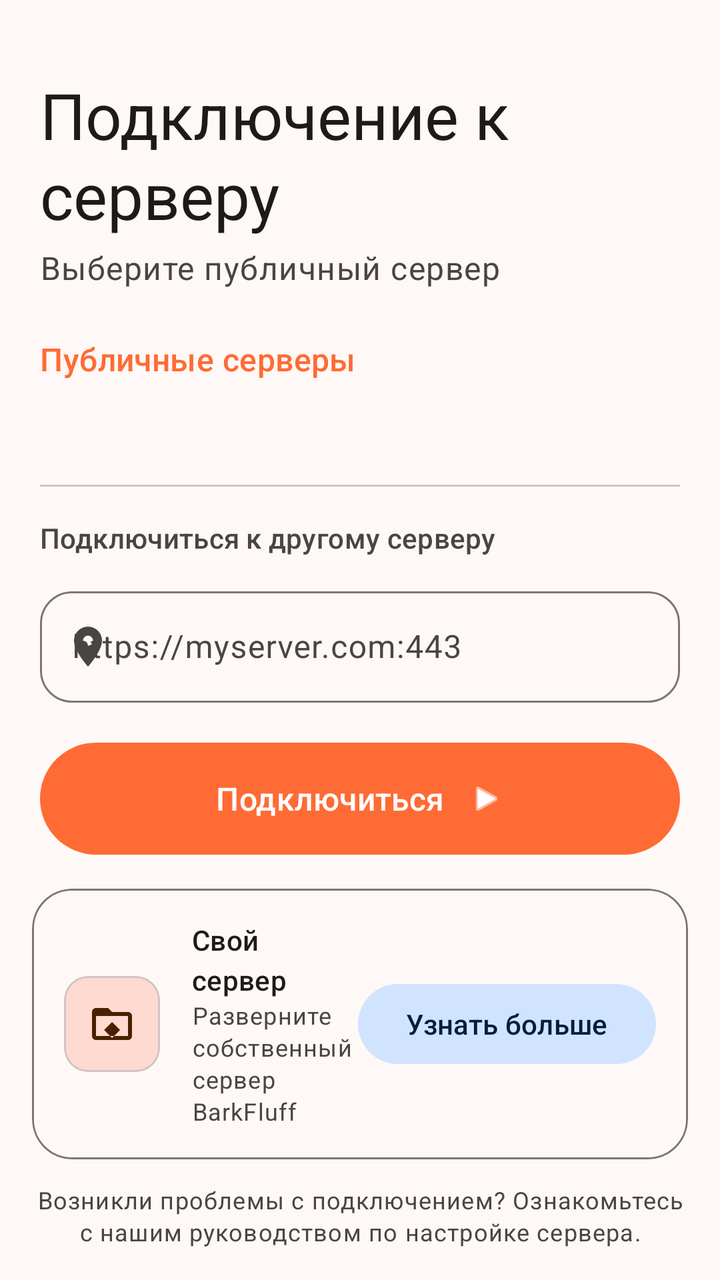
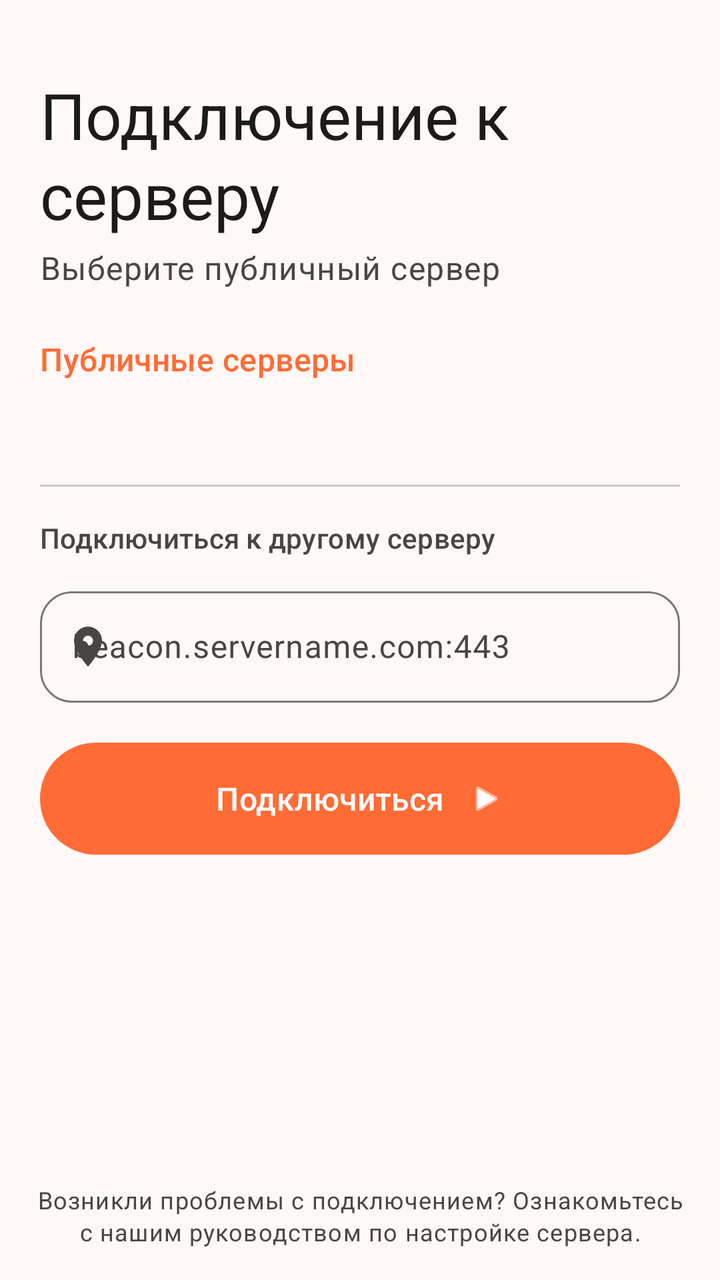

Compare the two renders of this Android layout. The source of the first and the diff that turns it into the second are given below.
<!-- AndroidManifest.xml: activity theme Theme.BarkfluffClientAndroid -->
<!-- res/layout/activity_select_server.xml -->
<?xml version="1.0" encoding="utf-8"?>
<androidx.constraintlayout.widget.ConstraintLayout xmlns:android="http://schemas.android.com/apk/res/android"
    xmlns:app="http://schemas.android.com/apk/res-auto"
    android:layout_width="match_parent"
    android:layout_height="match_parent"
    android:background="?attr/android:colorBackground"
    android:fitsSystemWindows="true">

    <androidx.core.widget.NestedScrollView
        android:layout_width="0dp"
        android:layout_height="0dp"
        android:fillViewport="true"
        app:layout_constraintBottom_toTopOf="@id/infoPanel"
        app:layout_constraintEnd_toEndOf="parent"
        app:layout_constraintStart_toStartOf="parent"
        app:layout_constraintTop_toTopOf="parent">

        <LinearLayout
            android:layout_width="match_parent"
            android:layout_height="wrap_content"
            android:orientation="vertical"
            android:padding="20dp">

            
            <TextView
                android:id="@+id/titleText"
                android:layout_width="wrap_content"
                android:layout_height="wrap_content"
                android:layout_marginTop="16dp"
                android:text="Подключение к серверу"
                android:textAppearance="?attr/textAppearanceHeadlineLarge"
                android:textColor="?attr/colorOnSurface" />

            
            <TextView
                android:id="@+id/subtitleText"
                android:layout_width="wrap_content"
                android:layout_height="wrap_content"
                android:layout_marginTop="4dp"
                android:layout_marginBottom="24dp"
                android:text="Выберите публичный сервер"
                android:textAppearance="?attr/textAppearanceBodyLarge"
                android:textColor="?attr/colorOnSurfaceVariant" />

            
            <TextView
                android:layout_width="wrap_content"
                android:layout_height="wrap_content"
                android:layout_marginBottom="12dp"
                android:text="Публичные серверы"
                android:textAppearance="?attr/textAppearanceTitleMedium"
                android:textColor="?attr/colorPrimary" />

            
            <androidx.recyclerview.widget.RecyclerView
                android:id="@+id/serverListRecyclerView"
                android:layout_width="match_parent"
                android:layout_height="wrap_content"
                android:layout_marginBottom="24dp"
                android:nestedScrollingEnabled="false"
                android:overScrollMode="never" />

            
            <com.google.android.material.progressindicator.CircularProgressIndicator
                android:id="@+id/loadingProgressBar"
                android:layout_width="wrap_content"
                android:layout_height="wrap_content"
                android:layout_gravity="center"
                android:layout_marginBottom="24dp"
                android:indeterminate="true"
                android:visibility="gone"
                app:indicatorColor="?attr/colorPrimary" />

            
            <com.google.android.material.divider.MaterialDivider
                android:layout_width="match_parent"
                android:layout_height="wrap_content"
                android:layout_marginVertical="16dp" />

            
            <TextView
                android:layout_width="wrap_content"
                android:layout_height="wrap_content"
                android:layout_marginBottom="12dp"
                android:text="Подключиться к другому серверу"
                android:textAppearance="?attr/textAppearanceTitleSmall"
                android:textColor="?attr/colorOnSurfaceVariant" />

            
            <com.google.android.material.textfield.TextInputLayout
                android:id="@+id/serverAddressInputLayout"
                style="@style/Widget.Material3.TextInputLayout.OutlinedBox"
                android:layout_width="match_parent"
                android:layout_height="wrap_content"
                android:layout_marginBottom="16dp"
                android:hint="https://myserver.com:443"
                app:boxCornerRadiusBottomEnd="16dp"
                app:boxCornerRadiusBottomStart="16dp"
                app:boxCornerRadiusTopEnd="16dp"
                app:boxCornerRadiusTopStart="16dp"
                app:startIconDrawable="@drawable/ic_location">

                <com.google.android.material.textfield.TextInputEditText
                    android:id="@+id/serverAddressEditText"
                    android:layout_width="match_parent"
                    android:layout_height="wrap_content"
                    android:inputType="textUri"
                    android:maxLines="1" />

            </com.google.android.material.textfield.TextInputLayout>

            
            <com.google.android.material.button.MaterialButton
                android:id="@+id/connectButton"
                android:layout_width="match_parent"
                android:layout_height="64dp"
                android:layout_marginBottom="24dp"
                android:text="Подключиться"
                android:textAllCaps="false"
                android:textAppearance="?attr/textAppearanceTitleMedium"
                app:cornerRadius="32dp"
                app:icon="@android:drawable/ic_media_play"
                app:iconGravity="textEnd"
                app:iconPadding="12dp" />

        </LinearLayout>

    </androidx.core.widget.NestedScrollView>

    
    <LinearLayout
        android:id="@+id/infoPanel"
        android:layout_width="0dp"
        android:layout_height="wrap_content"
        android:orientation="vertical"
        android:padding="16dp"
        app:layout_constraintBottom_toBottomOf="parent"
        app:layout_constraintEnd_toEndOf="parent"
        app:layout_constraintStart_toStartOf="parent">

        
        <com.google.android.material.card.MaterialCardView
            android:id="@+id/selfHostedCard"
            android:layout_width="match_parent"
            android:layout_height="wrap_content"
            android:layout_marginBottom="12dp"
            app:cardBackgroundColor="?attr/colorSurfaceContainerLow"
            app:cardCornerRadius="20dp"
            app:cardElevation="0dp"
            app:strokeColor="?attr/colorOutline"
            app:strokeWidth="1dp">

            <LinearLayout
                android:layout_width="match_parent"
                android:layout_height="wrap_content"
                android:gravity="center"
                android:orientation="horizontal"
                android:padding="16dp">

                <com.google.android.material.card.MaterialCardView
                    android:layout_width="48dp"
                    android:layout_height="48dp"
                    android:layout_marginEnd="16dp"
                    app:cardBackgroundColor="?attr/colorPrimaryContainer"
                    app:cardCornerRadius="12dp"
                    app:cardElevation="0dp">

                    <ImageView
                        android:layout_width="24dp"
                        android:layout_height="24dp"
                        android:layout_gravity="center"
                        android:src="@drawable/ic_download"
                        app:tint="?attr/colorOnPrimaryContainer" />

                </com.google.android.material.card.MaterialCardView>

                <LinearLayout
                    android:layout_width="0dp"
                    android:layout_height="wrap_content"
                    android:layout_weight="1"
                    android:orientation="vertical">

                    <TextView
                        android:layout_width="wrap_content"
                        android:layout_height="wrap_content"
                        android:text="Свой сервер"
                        android:textAppearance="?attr/textAppearanceTitleSmall"
                        android:textColor="?attr/colorOnSurface" />

                    <TextView
                        android:layout_width="wrap_content"
                        android:layout_height="wrap_content"
                        android:text="Разверните собственный сервер BarkFluff"
                        android:textAppearance="?attr/textAppearanceBodySmall"
                        android:textColor="?attr/colorOnSurfaceVariant" />

                </LinearLayout>

                <com.google.android.material.button.MaterialButton
                    android:id="@+id/selfHostedLink"
                    style="@style/Widget.Material3.Button.TonalButton"
                    android:layout_width="wrap_content"
                    android:layout_height="wrap_content"
                    android:text="Узнать больше"
                    android:textAllCaps="false" />

            </LinearLayout>

        </com.google.android.material.card.MaterialCardView>

        
        <TextView
            android:layout_width="match_parent"
            android:layout_height="wrap_content"
            android:gravity="center"
            android:text="Возникли проблемы с подключением? Ознакомьтесь с нашим руководством по настройке сервера."
            android:textAppearance="?attr/textAppearanceBodySmall"
            android:textColor="?attr/colorOnSurfaceVariant" />

    </LinearLayout>

</androidx.constraintlayout.widget.ConstraintLayout>
<!-- resources referenced by this layout -->
<resources>
  <!-- drawable ic_download (drawable) -->
  <?xml version="1.0" encoding="utf-8"?>
  <vector xmlns:android="http://schemas.android.com/apk/res/android"
      android:width="24dp"
      android:height="24dp"
      android:viewportWidth="24"
      android:viewportHeight="24">
      <path
          android:fillColor="?attr/colorOnSurface"
          android:pathData="M20,6h-8l-2,-2H4C2.9,4 2.01,4.9 2.01,6L2,18c0,1.1 0.9,2 2,2h16c1.1,0 2,-0.9 2,-2V8C22,6.9 21.1,6 20,6zM20,18H4V8h16V18zM12,11l4,4 -4,4 -4,-4 4,-4z"/>
  </vector>
  <!-- drawable ic_location (drawable) -->
  <?xml version="1.0" encoding="utf-8"?>
  <vector xmlns:android="http://schemas.android.com/apk/res/android"
      android:width="24dp"
      android:height="24dp"
      android:viewportWidth="24"
      android:viewportHeight="24">
      <path
          android:fillColor="?attr/colorOnSurface"
          android:pathData="M12,2C8.13,2 5,5.13 5,9c0,5.25 7,13 7,13s7,-7.75 7,-13c0,-3.87 -3.13,-7 -7,-7zM12,11.5c-1.38,0 -2.5,-1.12 -2.5,-2.5s1.12,-2.5 2.5,-2.5 2.5,1.12 2.5,2.5 -1.12,2.5 -2.5,2.5z"/>
  </vector>
  <style name="Theme.BarkfluffClientAndroid" parent="Base.Theme.BarkfluffClientAndroid" />
  <color name="primary">#FF6B35</color>
  <color name="on_primary">#FFFFFF</color>
  <color name="primary_container">#FFDAD0</color>
  <color name="on_primary_container">#4A2000</color>
  <color name="secondary">#2196F3</color>
  <color name="on_secondary">#FFFFFF</color>
  <color name="secondary_container">#D0E4FF</color>
  <color name="on_secondary_container">#001F3A</color>
  <color name="tertiary">#03DAC6</color>
  <color name="on_tertiary">#000000</color>
  <color name="tertiary_container">#00E5D2</color>
  <color name="on_tertiary_container">#00202A</color>
  <color name="error">#BA1A1A</color>
  <color name="on_error">#FFFFFF</color>
  <color name="error_container">#FFDAD6</color>
  <color name="on_error_container">#410002</color>
  <color name="surface">#FEF8F6</color>
  <color name="on_surface">#1C1B1A</color>
  <color name="on_surface_variant">#494544</color>
  <color name="surface_container_lowest">#FFFFFF</color>
  <color name="surface_container_low">#FEF8F6</color>
  <color name="surface_container">#F0F0F0</color>
  <color name="surface_container_high">#E8E8E8</color>
  <color name="surface_container_highest">#E2E2E2</color>
  <color name="outline">#7C7775</color>
  <color name="outline_variant">#CDC6C4</color>
  <color name="background">#FEF8F6</color>
  <color name="on_background">#1C1B1A</color>
  <color name="inverse_surface">#31302E</color>
  <color name="inverse_on_surface">#F5F0EE</color>
  <color name="inverse_primary">#FFB5A0</color>
  <!-- unchanged entries left out for length: 1 -->
</resources>

<!-- the commit's change to res/layout/activity_select_server.xml (unified diff, before → after) -->
@@ -93,7 +93,7 @@
                 android:layout_width="match_parent"
                 android:layout_height="wrap_content"
                 android:layout_marginBottom="16dp"
-                android:hint="https://myserver.com:443"
+                android:hint="beacon.servername.com:443"
                 app:boxCornerRadiusBottomEnd="16dp"
                 app:boxCornerRadiusBottomStart="16dp"
                 app:boxCornerRadiusTopEnd="16dp"
@@ -139,76 +139,6 @@
         app:layout_constraintStart_toStartOf="parent">
 
         
-        <com.google.android.material.card.MaterialCardView
-            android:id="@+id/selfHostedCard"
-            android:layout_width="match_parent"
-            android:layout_height="wrap_content"
-            android:layout_marginBottom="12dp"
-            app:cardBackgroundColor="?attr/colorSurfaceContainerLow"
-            app:cardCornerRadius="20dp"
-            app:cardElevation="0dp"
-            app:strokeColor="?attr/colorOutline"
-            app:strokeWidth="1dp">
-
-            <LinearLayout
-                android:layout_width="match_parent"
-                android:layout_height="wrap_content"
-                android:gravity="center"
-                android:orientation="horizontal"
-                android:padding="16dp">
-
-                <com.google.android.material.card.MaterialCardView
-                    android:layout_width="48dp"
-                    android:layout_height="48dp"
-                    android:layout_marginEnd="16dp"
-                    app:cardBackgroundColor="?attr/colorPrimaryContainer"
-                    app:cardCornerRadius="12dp"
-                    app:cardElevation="0dp">
-
-                    <ImageView
-                        android:layout_width="24dp"
-                        android:layout_height="24dp"
-                        android:layout_gravity="center"
-                        android:src="@drawable/ic_download"
-                        app:tint="?attr/colorOnPrimaryContainer" />
-
-                </com.google.android.material.card.MaterialCardView>
-
-                <LinearLayout
-                    android:layout_width="0dp"
-                    android:layout_height="wrap_content"
-                    android:layout_weight="1"
-                    android:orientation="vertical">
-
-                    <TextView
-                        android:layout_width="wrap_content"
-                        android:layout_height="wrap_content"
-                        android:text="Свой сервер"
-                        android:textAppearance="?attr/textAppearanceTitleSmall"
-                        android:textColor="?attr/colorOnSurface" />
-
-                    <TextView
-                        android:layout_width="wrap_content"
-                        android:layout_height="wrap_content"
-                        android:text="Разверните собственный сервер BarkFluff"
-                        android:textAppearance="?attr/textAppearanceBodySmall"
-                        android:textColor="?attr/colorOnSurfaceVariant" />
-
-                </LinearLayout>
-
-                <com.google.android.material.button.MaterialButton
-                    android:id="@+id/selfHostedLink"
-                    style="@style/Widget.Material3.Button.TonalButton"
-                    android:layout_width="wrap_content"
-                    android:layout_height="wrap_content"
-                    android:text="Узнать больше"
-                    android:textAllCaps="false" />
-
-            </LinearLayout>
-
-        </com.google.android.material.card.MaterialCardView>
-
-        
         <TextView
             android:layout_width="match_parent"
             android:layout_height="wrap_content"
<!-- resource entries referenced after the edit -->
@@ -1,16 +1,5 @@
 <!-- resources referenced by this layout -->
 <resources>
-  <!-- drawable ic_download (drawable) -->
-  <?xml version="1.0" encoding="utf-8"?>
-  <vector xmlns:android="http://schemas.android.com/apk/res/android"
-      android:width="24dp"
-      android:height="24dp"
-      android:viewportWidth="24"
-      android:viewportHeight="24">
-      <path
-          android:fillColor="?attr/colorOnSurface"
-          android:pathData="M20,6h-8l-2,-2H4C2.9,4 2.01,4.9 2.01,6L2,18c0,1.1 0.9,2 2,2h16c1.1,0 2,-0.9 2,-2V8C22,6.9 21.1,6 20,6zM20,18H4V8h16V18zM12,11l4,4 -4,4 -4,-4 4,-4z"/>
-  </vector>
   <!-- drawable ic_location (drawable) -->
   <?xml version="1.0" encoding="utf-8"?>
   <vector xmlns:android="http://schemas.android.com/apk/res/android"
